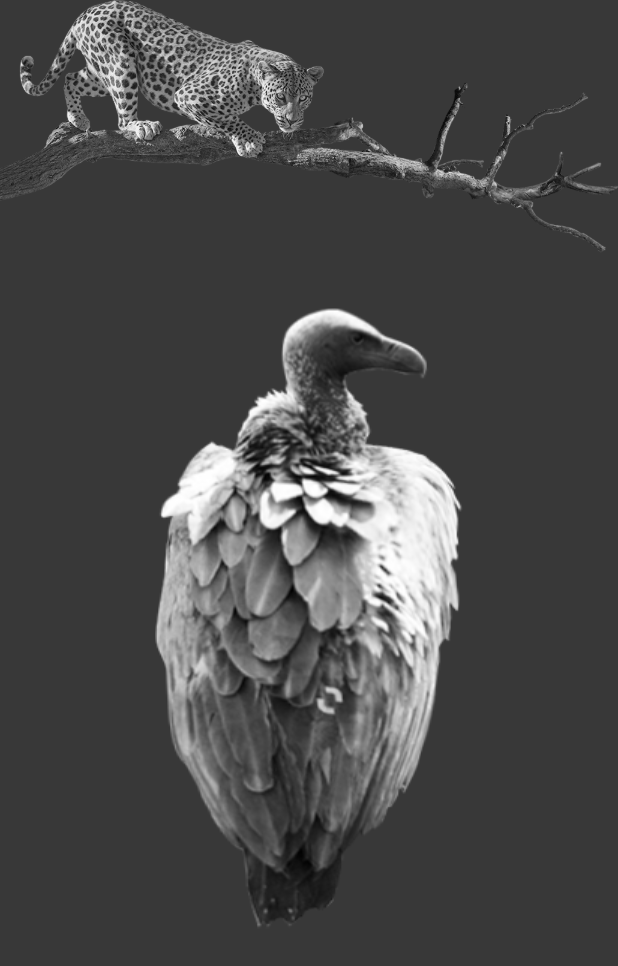
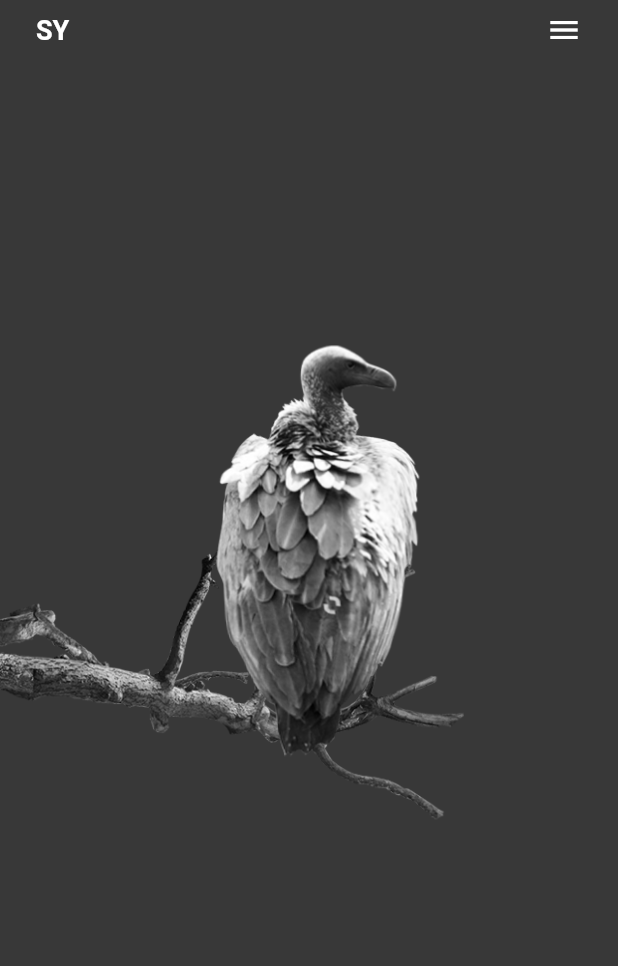
Before and after one commit to elaishane/flutter_sy_travel_animation, a Flutter app: the screen it shows after launch, swiped to page 2, on a phone screen of 412 x 824 dp. Shown: the top 966 px of the screen. Run offline on Flutter 3.47's test engine with Material 2 defaults, Android fonts, the phone set to English and light mode, and no system bars.

Commit message:
Update main_page.dart

```diff
--- a/lib/main_page.dart
+++ b/lib/main_page.dart
@@ -18,7 +18,12 @@ class PageOffsetNotifier with ChangeNotifier {
   double get page => _page;
 }
 
-class MainPage extends StatelessWidget {
+class MainPage extends StatefulWidget {
+  @override
+  _MainPageState createState() => _MainPageState();
+}
+
+class _MainPageState extends State<MainPage> {
   final PageController _pageController = PageController();
 
   @override
@@ -26,7 +31,9 @@ class MainPage extends StatelessWidget {
     return ChangeNotifierProvider(
       create: (_) => PageOffsetNotifier(_pageController),
       child: Scaffold(
-        body: Stack(
+        body: SafeArea(
+          child: Stack(
+            alignment: Alignment.centerLeft,
             children: [
               PageView(
                 controller: _pageController,
@@ -36,8 +43,11 @@ class MainPage extends StatelessWidget {
                   VulturePage(),
                 ],
               ),
+              AppBar(),
               LeopardImage(),
+              VultureImage(),
             ],
+          ),
         ),
       ),
     );
@@ -47,20 +57,93 @@ class MainPage extends StatelessWidget {
 class LeopardImage extends StatelessWidget {
   @override
   Widget build(BuildContext context) {
-    return Image.asset("assets/leopard.png");
+    return Consumer<PageOffsetNotifier>(
+      builder: (context, notifier, child) {
+        return Positioned(
+          left: -0.85 * notifier.offset,
+          width: MediaQuery.of(context).size.width * 1.6,
+          child: child,
+        );
+      },
+      child: IgnorePointer(child: Image.asset("assets/leopard.png")),
+    );
+  }
+}
+
+class VultureImage extends StatelessWidget {
+  @override
+  Widget build(BuildContext context) {
+    return Consumer<PageOffsetNotifier>(
+      builder: (context, notifier, child) {
+        return Positioned(
+          left:
+              1.20 * MediaQuery.of(context).size.width - 0.85 * notifier.offset,
+          child: child,
+        );
+      },
+      child: IgnorePointer(
+          child: Padding(
+        padding: const EdgeInsets.only(bottom: 90.0),
+        child: Image.asset(
+          "assets/vulture.png",
+          height: MediaQuery.of(context).size.height / 3,
+        ),
+      )),
+    );
+  }
+}
+
+class AppBar extends StatelessWidget {
+  @override
+  Widget build(BuildContext context) {
+    return Positioned(
+      top: 0,
+      left: 0,
+      right: 0,
+      child: Padding(
+        padding: const EdgeInsets.symmetric(
+          vertical: 8.0,
+          horizontal: 24.0,
+        ),
+        child: Row(
+          children: [
+            Text(
+              "SY",
+              style: TextStyle(
+                fontWeight: FontWeight.bold,
+                fontSize: 18.0,
+              ),
+            ),
+            Spacer(),
+            Icon(
+              Icons.menu,
+            ),
+          ],
+        ),
+      ),
+    );
   }
 }
 
 class LeopardPage extends StatelessWidget {
   @override
   Widget build(BuildContext context) {
-    return Image.asset("assets/leopard.png");
+    return Container();
   }
 }
 
 class VulturePage extends StatelessWidget {
   @override
   Widget build(BuildContext context) {
-    return Image.asset("assets/vulture.png");
+    return Container();
+    return Center(
+      child: Padding(
+        padding: const EdgeInsets.only(bottom: 80),
+        child: Image.asset(
+          "assets/vulture.png",
+          height: MediaQuery.of(context).size.height / 3,
+        ),
+      ),
+    );
   }
 }
```
Lines whose indentation alone changed are shown as unchanged.
